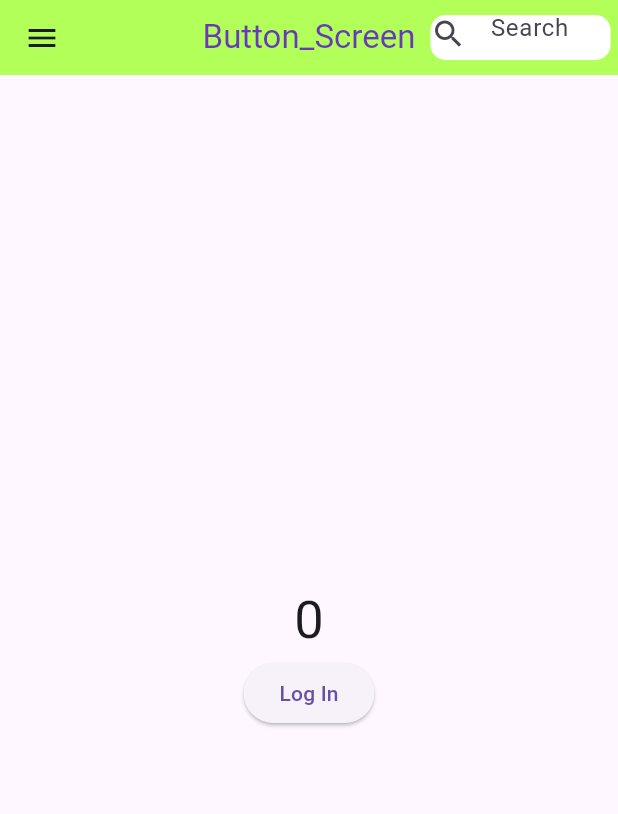
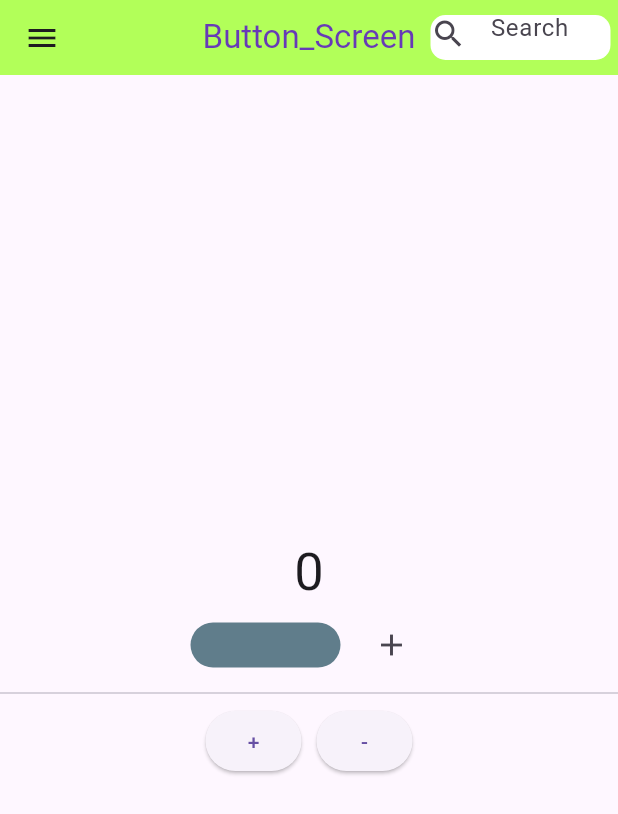
Before and after one commit to taposroy306919-collab/Screen-2.0, a Flutter app: the screen it shows after launch, on a phone screen of 412 x 824 dp. Shown: the top 814 px of the screen. Run offline on Flutter 3.47's test engine with Material 3 defaults, Android fonts, the light colour scheme and no system bars.

Commit message:
Button Screen 2.0

```diff
--- a/lib/button.dart
+++ b/lib/button.dart
@@ -50,12 +50,63 @@ class _ButtonScreenState extends State<ButtonScreen> {
           mainAxisAlignment: MainAxisAlignment.center,
           children: [
             Text("$count", style: TextStyle(fontSize: 35),),
-            ElevatedButton(
-                onPressed: () {
-                  count++;
-                  setState(() {}); // Screen Refresh
-                },
-                child: Text("Log In")
+
+            Row(
+              mainAxisAlignment: MainAxisAlignment.center,
+              spacing: 10,
+              children: [
+                InkWell(
+                  onTap: () {
+                    count=count+10;
+                    setState(() {
+                    });
+                  },
+                  child: Container(
+                    height: 30,
+                    width: 100,
+                    decoration: BoxDecoration(
+                      borderRadius: BorderRadius.circular(17),
+                      color: Colors.blueGrey,
+                    ),
+                  ),
+                ),
+                IconButton(
+                    onPressed: () {
+                      count++;
+                      setState(() {});
+                    },
+                    onLongPress: () {
+                      count+=4;
+                      setState(() {});
+                    },
+                    icon: Icon(Icons.add)
+                ),
+              ],
+            ),
+            Divider(),
+            Row(
+              mainAxisAlignment: MainAxisAlignment.center,
+              spacing: 10,
+              children: [
+                ElevatedButton(
+                    onPressed: () {
+                      count++;
+                      setState(() {}); // Screen Refresh
+                    },
+                    onLongPress: () {
+                      count += 2;
+                      setState(() {});
+                    },
+                    child: Text("+")
+                ),
+                ElevatedButton(
+                    onPressed: () {
+                      count++;
+                      setState(() {}); // Screen Refresh
+                    },
+                    child: Text("-")
+                ),
+              ],
             )
           ],
         ),
```
